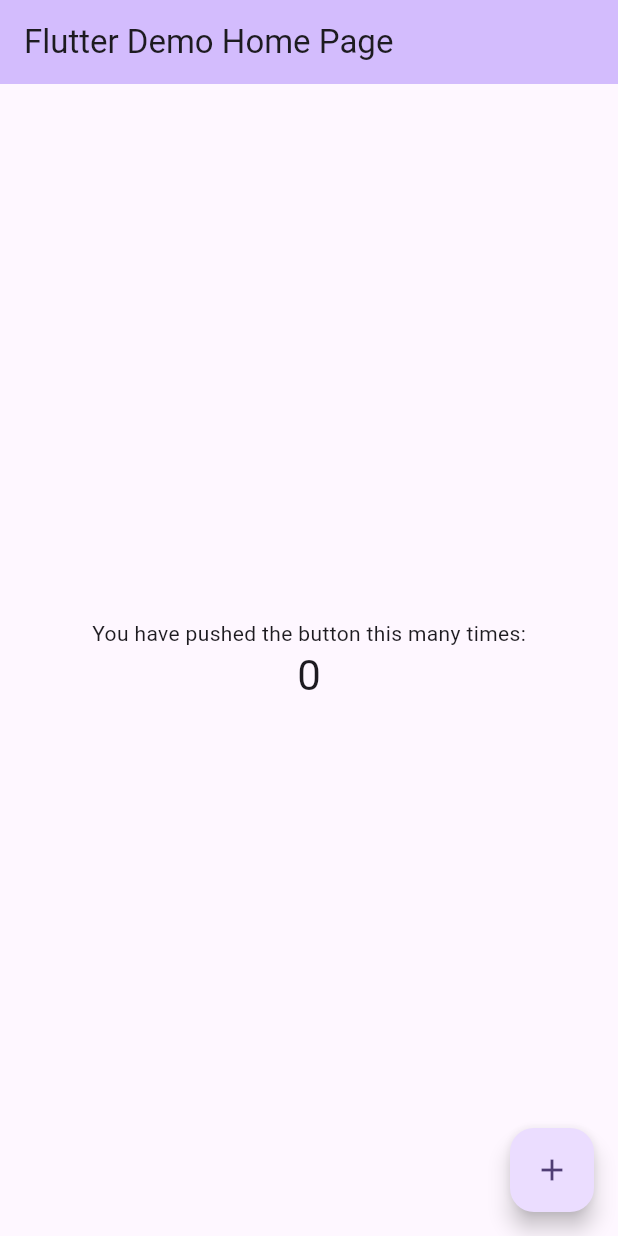
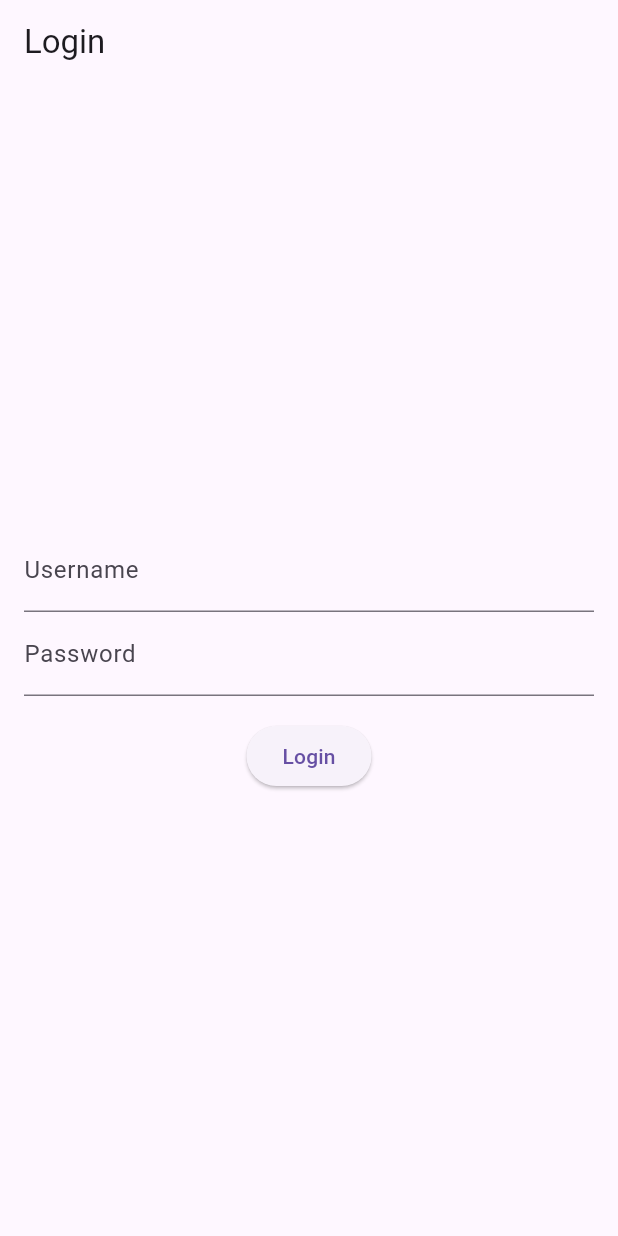
Before and after one commit to robiulalam210/intrgession_test_login, a Flutter app: the screen it shows after launch, on a phone screen of 412 x 824 dp. Run offline on Flutter 3.47's test engine with Material 3 defaults, Android fonts, the phone set to English and light mode, and no system bars.

Commit message:
ui desgain

```diff
--- /dev/null
+++ b/lib/login.dart
@@ -0,0 +1,87 @@
+import 'package:flutter/material.dart';
+
+import 'home_screen.dart';
+
+class LoginPage extends StatefulWidget {
+  const LoginPage({super.key});
+
+  @override
+  State<LoginPage> createState() => _LoginPageState();
+}
+
+class _LoginPageState extends State<LoginPage> {
+  final _usernameController = TextEditingController();
+  final _passwordController = TextEditingController();
+
+  void _login() {
+    // Validate login credentials and navigate to home screen if valid
+    if (_usernameController.text == 'username' &&
+        _passwordController.text == 'password') {
+      Navigator.pushReplacement(
+        context,
+        MaterialPageRoute(
+          builder: (context) => const HomeScreen(),
+        ),
+      );
+    } else {
+      // Show error message if credentials are invalid
+      showDialog(
+        context: context,
+        builder: (BuildContext context) {
+          return AlertDialog(
+            title: const Text('Error'),
+            content: const Text('Invalid username or password'),
+            actions: [
+              TextButton(
+                onPressed: () => Navigator.pop(context),
+                child: const Text('OK'),
+              ),
+            ],
+          );
+        },
+      );
+    }
+  }
+
+  @override
+  void dispose() {
+    super.dispose();
+    _usernameController.dispose();
+    _passwordController.dispose();
+  }
+
+  @override
+  Widget build(BuildContext context) {
+    return Scaffold(
+      appBar: AppBar(
+        title: const Text('Login'),
+      ),
+      body: Padding(
+        padding: const EdgeInsets.all(16.0),
+        child: Column(
+          mainAxisAlignment: MainAxisAlignment.center,
+          children: [
+            TextFormField(
+              controller: _usernameController,
+              decoration: const InputDecoration(
+                labelText: 'Username',
+              ),
+            ),
+            TextFormField(
+              controller: _passwordController,
+              obscureText: true,
+              decoration: const InputDecoration(
+                labelText: 'Password',
+              ),
+            ),
+            const SizedBox(height: 16.0),
+            ElevatedButton(
+              onPressed: _login,
+              child: const Text('Login'),
+            ),
+          ],
+        ),
+      ),
+    );
+  }
+}
--- a/lib/main.dart
+++ b/lib/main.dart
@@ -1,4 +1,6 @@
 import 'package:flutter/material.dart';
+
+import 'login.dart';
 
 void main() {
   runApp(const MyApp());
@@ -7,119 +9,14 @@
 class MyApp extends StatelessWidget {
   const MyApp({super.key});
 
-  // This widget is the root of your application.
   @override
   Widget build(BuildContext context) {
     return MaterialApp(
-      title: 'Flutter Demo',
+      title: 'Form Example',
       theme: ThemeData(
-        // This is the theme of your application.
-        //
-        // TRY THIS: Try running your application with "flutter run". You'll see
-        // the application has a purple toolbar. Then, without quitting the app,
-        // try changing the seedColor in the colorScheme below to Colors.green
-        // and then invoke "hot reload" (save your changes or press the "hot
-        // reload" button in a Flutter-supported IDE, or press "r" if you used
-        // the command line to start the app).
-        //
-        // Notice that the counter didn't reset back to zero; the application
-        // state is not lost during the reload. To reset the state, use hot
-        // restart instead.
-        //
-        // This works for code too, not just values: Most code changes can be
-        // tested with just a hot reload.
-        colorScheme: ColorScheme.fromSeed(seedColor: Colors.deepPurple),
-        useMaterial3: true,
+        primarySwatch: Colors.blue,
       ),
-      home: const MyHomePage(title: 'Flutter Demo Home Page'),
+      home: const LoginPage(),
     );
   }
 }
-
-class MyHomePage extends StatefulWidget {
-  const MyHomePage({super.key, required this.title});
-
-  // This widget is the home page of your application. It is stateful, meaning
-  // that it has a State object (defined below) that contains fields that affect
-  // how it looks.
-
-  // This class is the configuration for the state. It holds the values (in this
-  // case the title) provided by the parent (in this case the App widget) and
-  // used by the build method of the State. Fields in a Widget subclass are
-  // always marked "final".
-
-  final String title;
-
-  @override
-  State<MyHomePage> createState() => _MyHomePageState();
-}
-
-class _MyHomePageState extends State<MyHomePage> {
-  int _counter = 0;
-
-  void _incrementCounter() {
-    setState(() {
-      // This call to setState tells the Flutter framework that something has
-      // changed in this State, which causes it to rerun the build method below
-      // so that the display can reflect the updated values. If we changed
-      // _counter without calling setState(), then the build method would not be
-      // called again, and so nothing would appear to happen.
-      _counter++;
-    });
-  }
-
-  @override
-  Widget build(BuildContext context) {
-    // This method is rerun every time setState is called, for instance as done
-    // by the _incrementCounter method above.
-    //
-    // The Flutter framework has been optimized to make rerunning build methods
-    // fast, so that you can just rebuild anything that needs updating rather
-    // than having to individually change instances of widgets.
-    return Scaffold(
-      appBar: AppBar(
-        // TRY THIS: Try changing the color here to a specific color (to
-        // Colors.amber, perhaps?) and trigger a hot reload to see the AppBar
-        // change color while the other colors stay the same.
-        backgroundColor: Theme.of(context).colorScheme.inversePrimary,
-        // Here we take the value from the MyHomePage object that was created by
-        // the App.build method, and use it to set our appbar title.
-        title: Text(widget.title),
-      ),
-      body: Center(
-        // Center is a layout widget. It takes a single child and positions it
-        // in the middle of the parent.
-        child: Column(
-          // Column is also a layout widget. It takes a list of children and
-          // arranges them vertically. By default, it sizes itself to fit its
-          // children horizontally, and tries to be as tall as its parent.
-          //
-          // Column has various properties to control how it sizes itself and
-          // how it positions its children. Here we use mainAxisAlignment to
-          // center the children vertically; the main axis here is the vertical
-          // axis because Columns are vertical (the cross axis would be
-          // horizontal).
-          //
-          // TRY THIS: Invoke "debug painting" (choose the "Toggle Debug Paint"
-          // action in the IDE, or press "p" in the console), to see the
-          // wireframe for each widget.
-          mainAxisAlignment: MainAxisAlignment.center,
-          children: <Widget>[
-            const Text(
-              'You have pushed the button this many times:',
-            ),
-            Text(
-              '$_counter',
-              style: Theme.of(context).textTheme.headlineMedium,
-            ),
-          ],
-        ),
-      ),
-      floatingActionButton: FloatingActionButton(
-        onPressed: _incrementCounter,
-        tooltip: 'Increment',
-        child: const Icon(Icons.add),
-      ), // This trailing comma makes auto-formatting nicer for build methods.
-    );
-  }
-}
```
Also changed, not shown: lib/home_screen.dart (added, +17 -0 lines).
